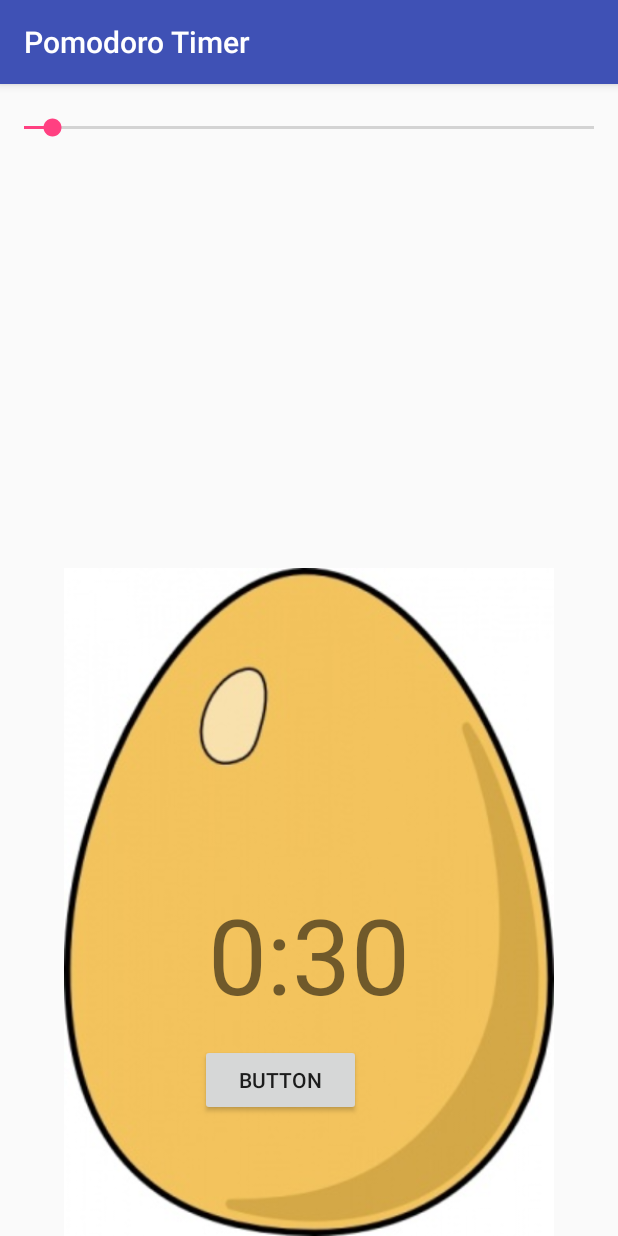
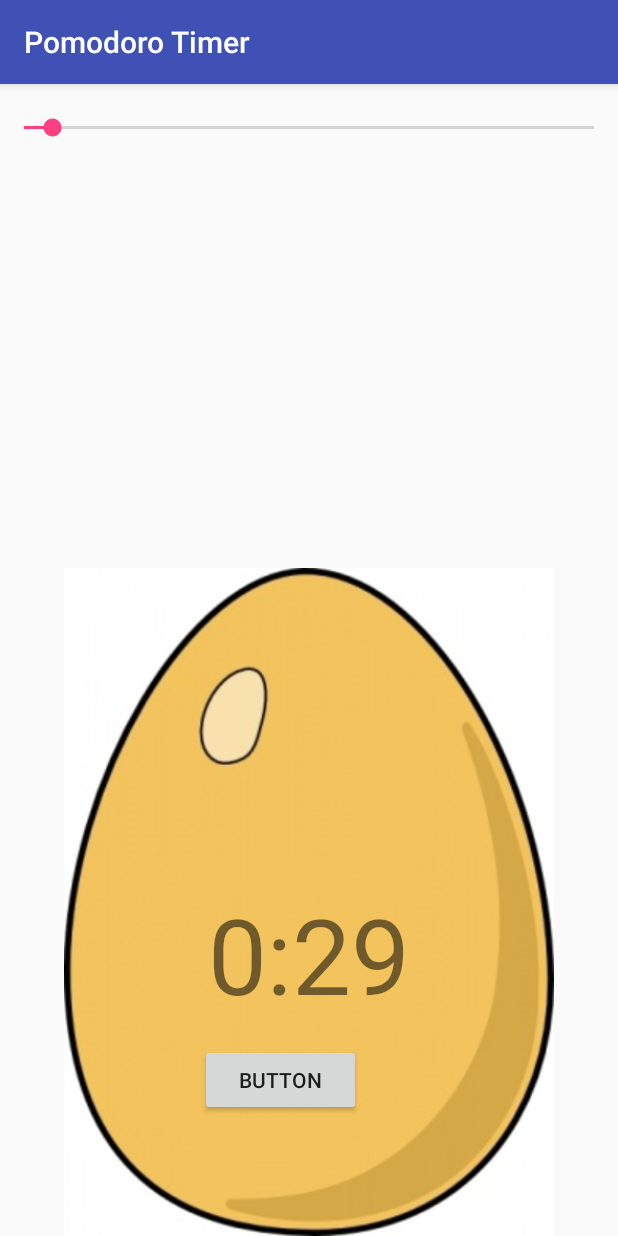
Before and after one commit to Rawkush/PomodoroTimer, an Android app: the screen it shows after launch (MainActivity), after a tap on "BUTTON", on a phone screen of 412 x 824 dp. Run offline under Robolectric (Android 15) with nearby library versions, the phone set to English and light mode, and no system bars.

Commit message:
updating timer at each seconds

```diff
--- a/app/src/main/java/com/example/ankush/pomodorotimer/MainActivity.java
+++ b/app/src/main/java/com/example/ankush/pomodorotimer/MainActivity.java
@@ -10,14 +10,19 @@ import android.widget.TextView;
 
 public class MainActivity extends AppCompatActivity {
 
+    SeekBar timerSeekbar;
+    TextView timerTextView;
+
     public void controlTimer(View view){
 
-        new CountDownTimer(10000,1000){  // first param is timer till which to count
+        new CountDownTimer(timerSeekbar.getProgress()*1000,1000){  // first param is timer till which to count
             // second param is in what intervals should it count
             @Override
             public void onTick(long millisUntilFinished) {
 
                 // after every second
+
+                updateTime((int) (millisUntilFinished/1000));
 
 
             }
@@ -34,8 +39,8 @@ public class MainActivity extends AppCompatActivity {
         super.onCreate(savedInstanceState);
         setContentView(R.layout.activity_main);
 
-        final SeekBar timerSeekbar=(SeekBar) findViewById(R.id.seekBar);
-        final TextView timerTextView= (TextView)findViewById(R.id.timertextView);
+        timerSeekbar=(SeekBar) findViewById(R.id.seekBar);
+        timerTextView= (TextView)findViewById(R.id.timertextView);
 
         timerSeekbar.setMax(600);    // max time duration is 10 minutes i.e 600 seconds
         timerSeekbar.setProgress(30); // intially setting timer at 30 sec
@@ -43,10 +48,7 @@ public class MainActivity extends AppCompatActivity {
             @Override
             public void onProgressChanged(SeekBar seekBar, int progress, boolean fromUser) {
 
-                int minutes =(int) progress/ 60;
-                int seconds= progress-minutes*60;
-                timerTextView.setText(Integer.toString(minutes)+":"+Integer.toString(seconds));
-
+            updateTime(progress);
             }
 
             @Override
@@ -83,4 +85,11 @@ public class MainActivity extends AppCompatActivity {
     }
 
 
+    public void updateTime(int secondsLeft){
+
+        int minutes =(int) secondsLeft/ 60;
+        int seconds= secondsLeft-minutes*60;
+        timerTextView.setText(Integer.toString(minutes)+":"+Integer.toString(seconds));
+    }
+
 }
```
